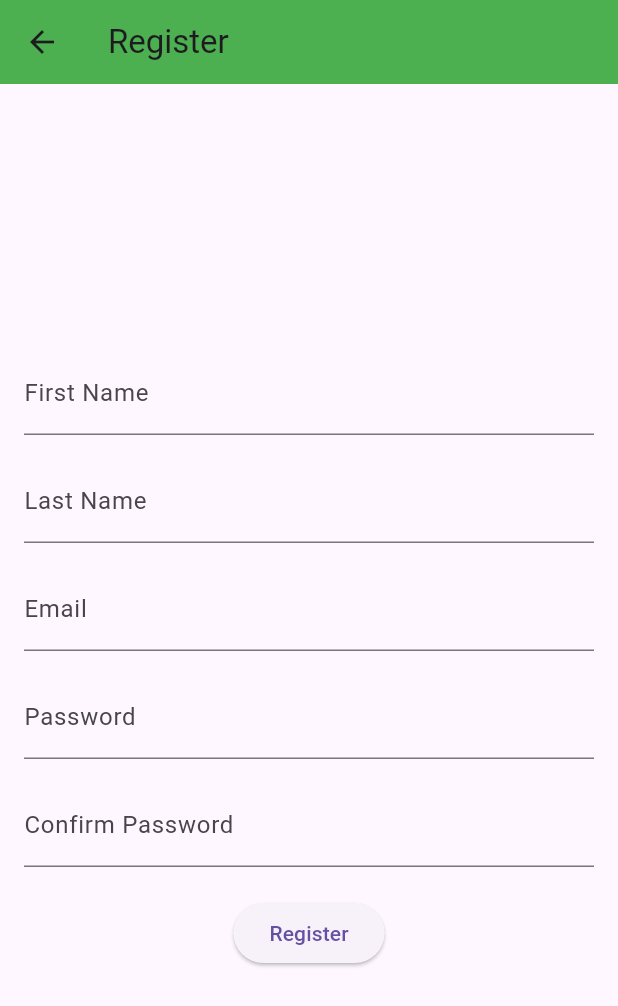
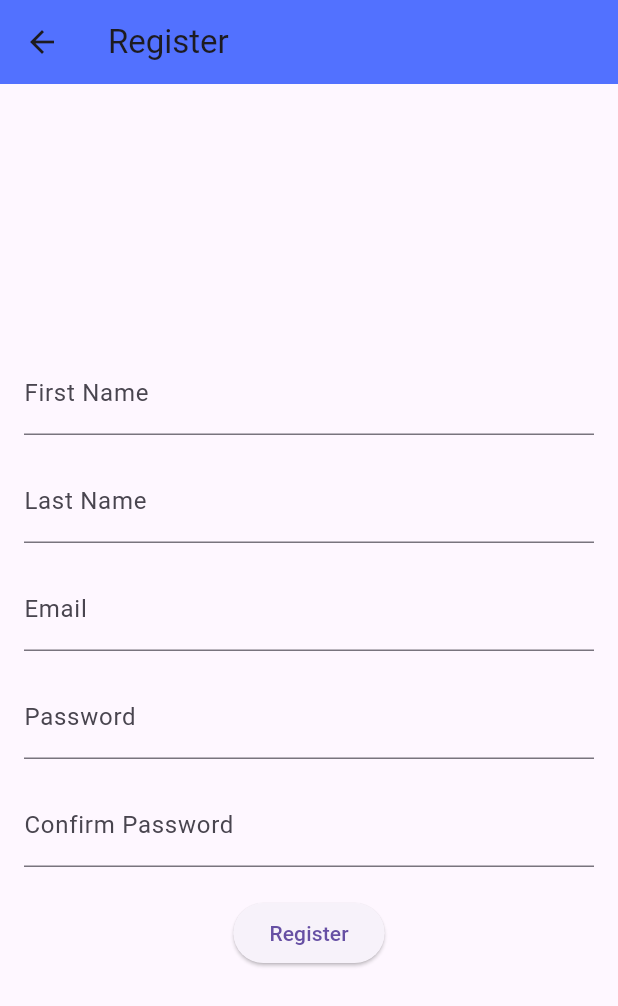
Before and after one commit to fshah21/todogoals, a Flutter app: the RegistrationScreen screen opened directly, on a phone screen of 412 x 824 dp. Shown: the top 1006 px of the screen. Run offline on Flutter 3.47's test engine with Material 3 defaults, Android fonts, the phone set to English and light mode, and no system bars; our stand-ins replace cloud_firestore, firebase_auth, firebase_core, image_picker, shared_preferences, socket_io_client; missing offline and left inert: flutter_webview_plugin; accounts and stored records are empty; network calls fail.

Commit message:
colors basic

```diff
--- a/lib/addHabitScreen.dart
+++ b/lib/addHabitScreen.dart
@@ -103,7 +103,7 @@ class _AddHabitScreenState extends State<AddHabitScreen> {
     return Scaffold(
       appBar: AppBar(
         title: const Text('Add Habit'),
-        backgroundColor: Colors.deepPurple,
+        backgroundColor: Color(0xFF5271FF),
       ),
       body: goals.isEmpty
           ? Center(child: CircularProgressIndicator()) // Show loading indicator
--- a/lib/chatScreen.dart
+++ b/lib/chatScreen.dart
@@ -14,7 +14,7 @@ class ChatScreen extends StatelessWidget {
     return Scaffold(
       appBar: AppBar(
         title: Text('Your Chats (User: $userId)'), // Display userId
-        backgroundColor: Colors.deepPurple,
+        backgroundColor: Color(0xFF5271FF),
       ),
       body: FutureBuilder<QuerySnapshot>(
         // Fetch user goals from Firestore where the userId matches
--- a/lib/conversationScreen.dart
+++ b/lib/conversationScreen.dart
@@ -149,7 +149,7 @@ class _ConversationScreenState extends State<ConversationScreen> {
     return Scaffold(
       appBar: AppBar(
         title: const Text("Track Habit"),
-        backgroundColor: Color(0xFF4E48E0),
+        backgroundColor: Color(0xFF5271FF),
       ),
       body: Column(
         children: [
--- a/lib/loginScreen.dart
+++ b/lib/loginScreen.dart
@@ -62,7 +62,7 @@ class _LoginScreenState extends State<LoginScreen> {
     return Scaffold(
       appBar: AppBar(
         title: const Text('Login'),
-        backgroundColor: Colors.deepPurple,
+        backgroundColor: Color(0xFF5271FF),
       ),
       body: Padding(
         padding: const EdgeInsets.all(16.0),
--- a/lib/registrationScreen.dart
+++ b/lib/registrationScreen.dart
@@ -72,7 +72,7 @@ class _RegistrationScreenState extends State<RegistrationScreen> {
     return Scaffold(
       appBar: AppBar(
         title: const Text('Register'),
-        backgroundColor: Colors.green,
+        backgroundColor: Color(0xFF5271FF),
       ),
       body: Padding(
         padding: const EdgeInsets.all(16.0),
```
